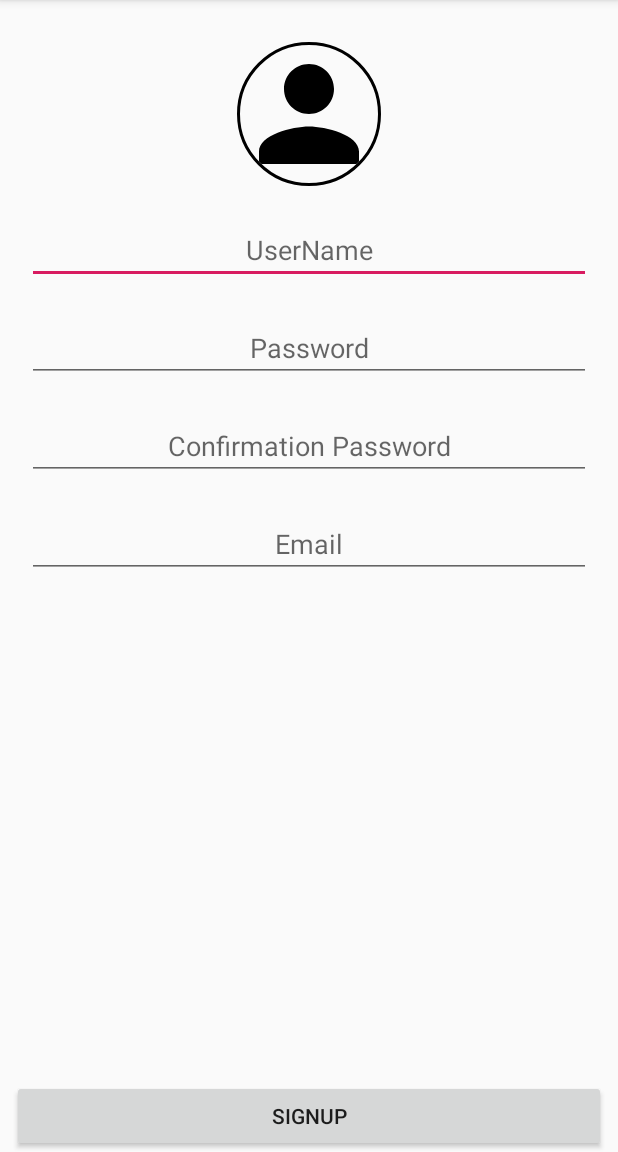
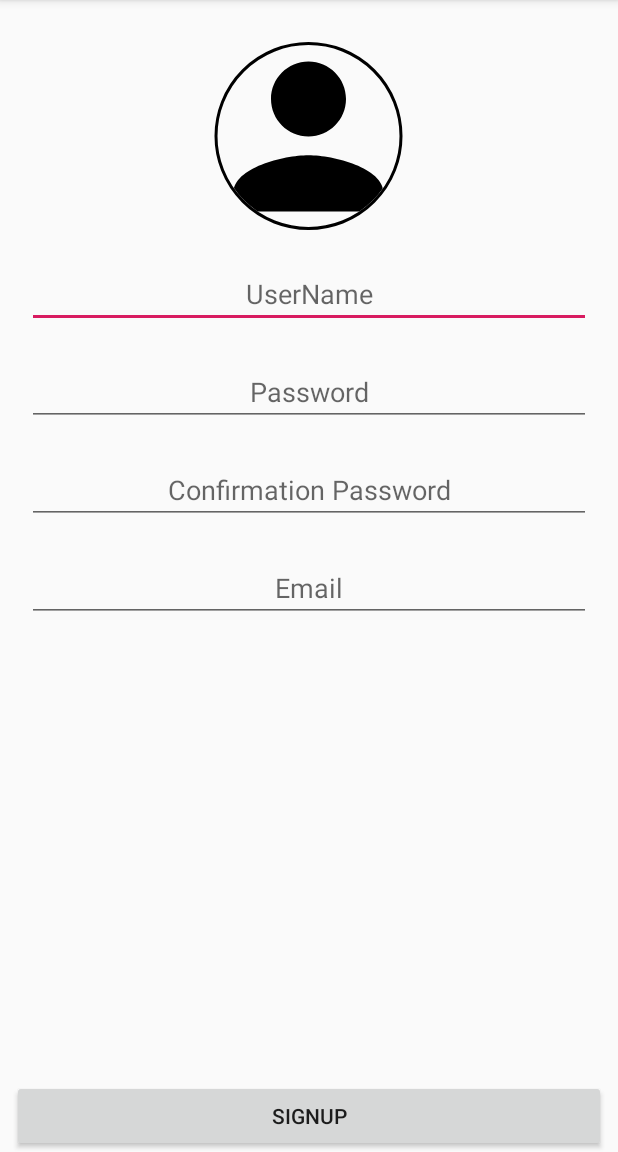
Before and after one commit to hatm1998/tourist_guide_Project, an Android app: the SignUp screen opened directly, with no data from a screen before it, on a phone screen of 412 x 824 dp, the part 84-1236 px from its top. Run offline under Robolectric (Android 15) with nearby library versions, the phone set to English and light mode, and no system bars; our stand-ins replace CircleImageView, Firebase (no records; nobody signed in at launch, a user with empty details on screens opened directly); libraries missing offline, so code that uses them is left out: com.theartofdev.edmodo.

Commit message:
hatem edit

```diff
--- a/app/src/main/res/layout/activity_sign_up.xml
+++ b/app/src/main/res/layout/activity_sign_up.xml
@@ -23,8 +23,8 @@
 
         <de.hdodenhof.circleimageview.CircleImageView xmlns:app="http://schemas.android.com/apk/res-auto"
             android:id="@+id/profile_image"
-            android:layout_width="100dp"
-            android:layout_height="96dp"
+            android:layout_width="150dp"
+            android:layout_height="125dp"
             android:layout_gravity="center"
             android:layout_marginTop="20dp"
             android:src="@drawable/ic_action_name"
```
